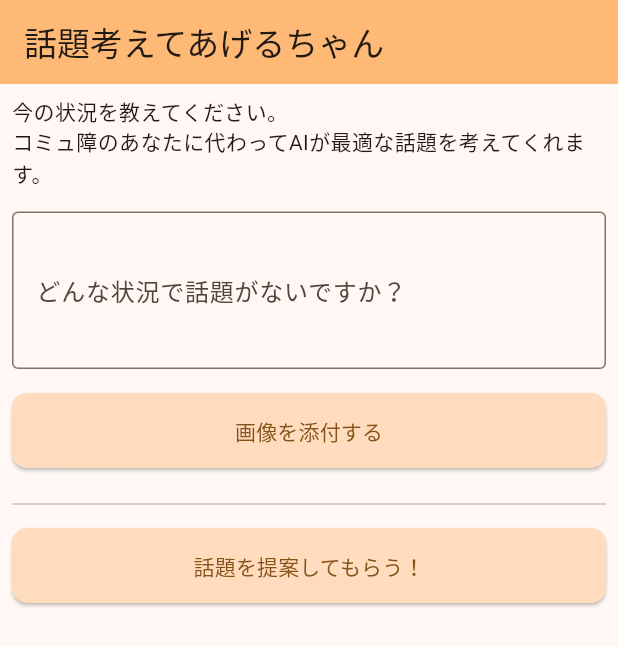
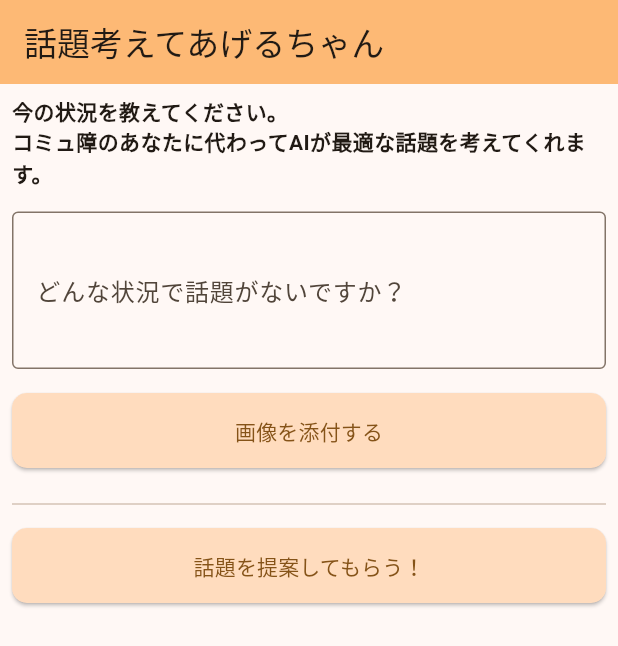
Before and after one commit to ktakahiro150397/get-your-topic, a Flutter app: the screen it shows after launch, on a phone screen of 412 x 824 dp. Shown: the top 646 px of the screen. Run offline on Flutter 3.47's test engine with Material 3 defaults, Android fonts, the phone set to English and light mode, and no system bars; missing offline and left inert: fetch_client, image_picker_web; Roboto replaces fonts that are missing (MPlus1P).

Commit message:
ボールド

```diff
--- a/frontend_getyourtopic/lib/main.dart
+++ b/frontend_getyourtopic/lib/main.dart
@@ -205,7 +205,10 @@ class _MyHomePageState extends State<MyHomePage> {
           padding: const EdgeInsets.all(8.0),
           child: ListView(
             children: [
-              const Text("今の状況を教えてください。\nコミュ障のあなたに代わってAIが最適な話題を考えてくれます。"),
+              const Text(
+                "今の状況を教えてください。\nコミュ障のあなたに代わってAIが最適な話題を考えてくれます。",
+                style: TextStyle(fontWeight: FontWeight.bold),
+              ),
               const SizedBox(height: 16),
               TextField(
                 controller: promptController,
```
